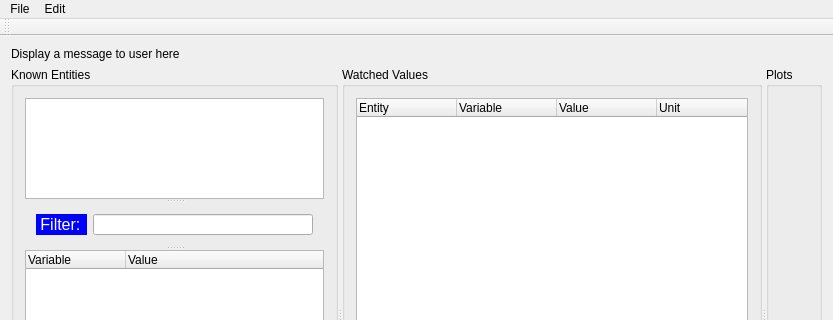
Before: the Qt Designer form Visualization/MainWindow.ui in apmavs/dis_debugger, drawn with Qt 5; both pictures show x 0 to 833 and y 0 to 320 of the 833 by 599 pixel window.
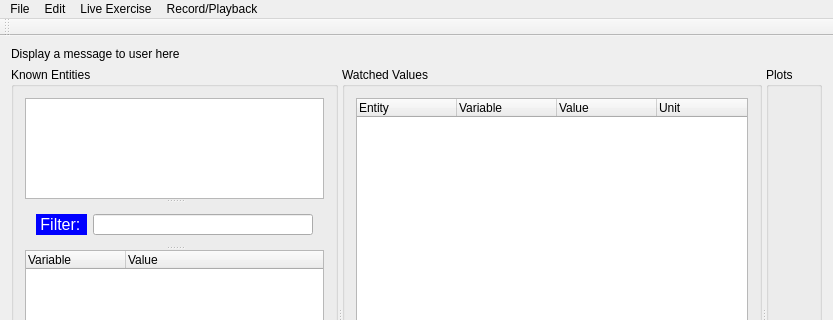
After: the same form once the commit is applied. Custom widgets are drawn as their Qt base class.

Commit message: Add support for recording and playback

The edit to the form file:
```diff
--- a/Visualization/MainWindow.ui
+++ b/Visualization/MainWindow.ui
@@ -439,8 +439,24 @@
     <addaction name="actionChangeBroadcastIP"/>
     <addaction name="actionChangeBroadcastPort"/>
    </widget>
+   <widget class="QMenu" name="menuRecord_Playback">
+    <property name="title">
+     <string>Record/Playback</string>
+    </property>
+    <addaction name="actionRecord_current_data"/>
+    <addaction name="actionPlayback_a_recording"/>
+    <addaction name="actionFast_playback_a_recording"/>
+   </widget>
+   <widget class="QMenu" name="menuLive_Exercise">
+    <property name="title">
+     <string>Live Exercise</string>
+    </property>
+    <addaction name="actionListen_to_live_traffic"/>
+   </widget>
    <addaction name="menuFile"/>
    <addaction name="menuEdit"/>
+   <addaction name="menuLive_Exercise"/>
+   <addaction name="menuRecord_Playback"/>
   </widget>
   <widget class="QToolBar" name="mainToolBar">
    <attribute name="toolBarArea">
```
Left out of the diff: 93 changed lines with no effect on the pictures. The commit also changes 11 other files.
